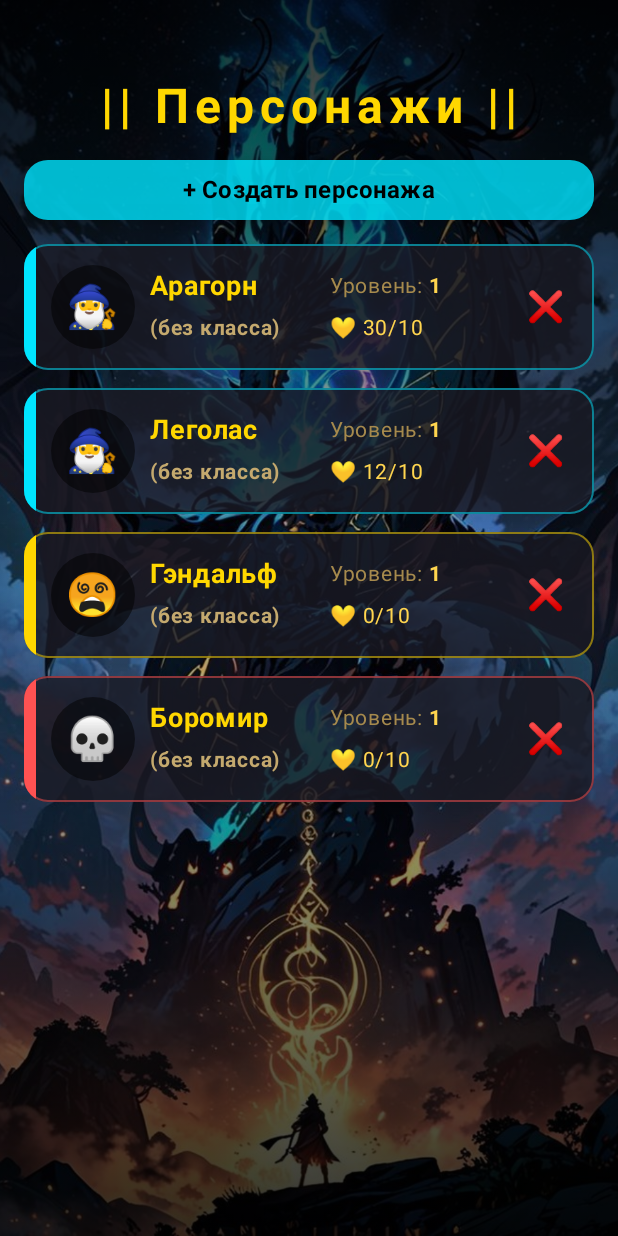
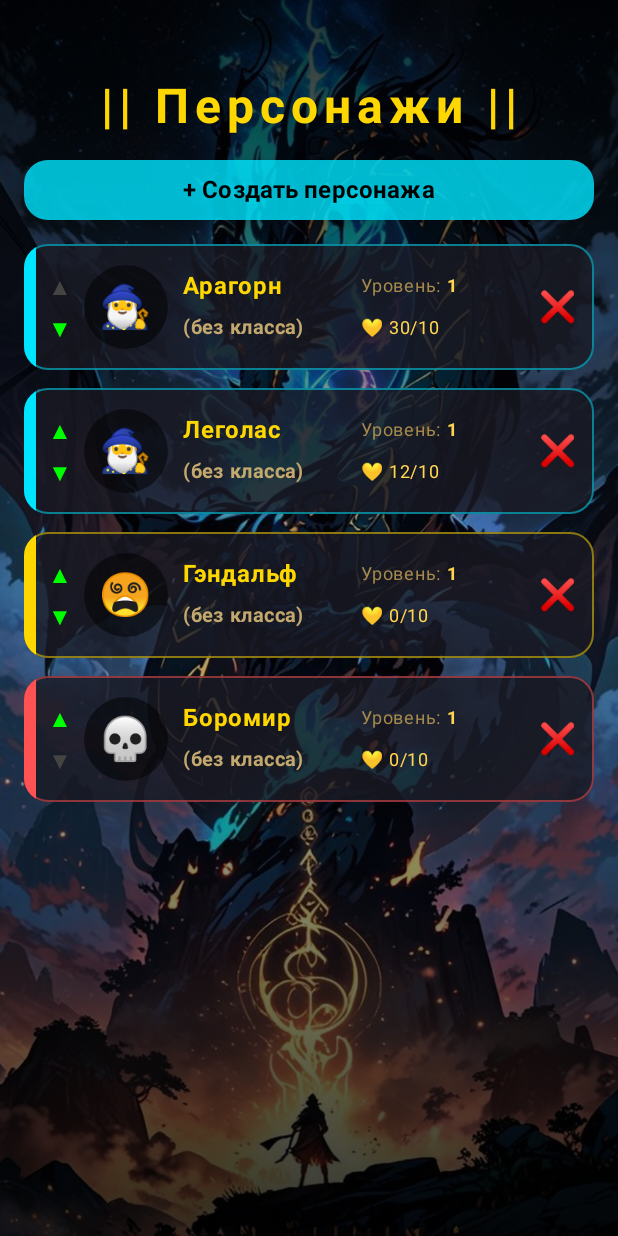
Before and after one commit to kroShot86/DnD_sheet, an Android app built with Jetpack Compose: the @Preview function PreviewMainScreen, on a phone screen of 412 x 824 dp. Run offline under Robolectric (Android 15) with nearby library versions, the phone set to English and light mode, and no system bars; pictures from the network do not load.

Commit message:
Добавил пользовательскую сортировку инвентаря и списка персонажа

```diff
--- a/app/src/main/java/com/example/dnd_sheet/Navigation.kt
+++ b/app/src/main/java/com/example/dnd_sheet/Navigation.kt
@@ -52,7 +52,8 @@ fun AppNavigation(characterViewModel: CharacterViewModel, modifier: Modifier) {
                     characters = characterViewModel.getListCharacters(),
                     onAddCharacter = { characterViewModel.addCharacter() },
                     onCharacterClick = { id -> backStack.add(CharacterScreenRoute(id)) },
-                    onRemoveCharacter = { id -> characterViewModel.removeCharacter(id) }
+                    onRemoveCharacter = { id -> characterViewModel.removeCharacter(id) },
+                    onMoveCharacter = { from, to -> characterViewModel.moveCharacter(from, to) }
                 )
             }
 
@@ -94,6 +95,7 @@ fun AppNavigation(characterViewModel: CharacterViewModel, modifier: Modifier) {
                         updateItem = { item -> characterViewModel.updateItem(route.characterId, item) },
                         removeItem = { itemId -> characterViewModel.removeItem(route.characterId, itemId) },
                         changeCount = { itemId, delta -> characterViewModel.changeItemCount(route.characterId, itemId, delta) },
+                        moveItem = { from, to -> characterViewModel.moveItem(route.characterId, from, to) },
                         toBack = { backStack.removeLastOrNull() }
                     )
                 }
--- a/app/src/main/java/com/example/dnd_sheet/Screens/MainScreen.kt
+++ b/app/src/main/java/com/example/dnd_sheet/Screens/MainScreen.kt
@@ -9,6 +9,7 @@ import androidx.compose.foundation.layout.*
 import androidx.compose.foundation.layout.Arrangement
 import androidx.compose.foundation.lazy.LazyColumn
 import androidx.compose.foundation.lazy.items
+import androidx.compose.foundation.lazy.itemsIndexed
 import androidx.compose.foundation.rememberScrollState
 import androidx.compose.foundation.shape.CircleShape
 import androidx.compose.foundation.shape.RoundedCornerShape
@@ -48,6 +49,7 @@ fun MainScreen(
     onCharacterClick: (Long) -> Unit,
     onAddCharacter: () -> Unit,
     onRemoveCharacter: (Long) -> Unit,
+    onMoveCharacter: (Int, Int) -> Unit
 
 ) {
 
@@ -115,11 +117,19 @@ fun MainScreen(
                 modifier = Modifier.fillMaxSize(),
                 verticalArrangement = Arrangement.spacedBy(12.dp)
             ) {
-                items(characters, key = { it.id }) { character ->
+                itemsIndexed(characters, key = { _, char -> char.id }) { index, character ->
                     CharacterCard(
                         character = character,
                         onClick = { onCharacterClick(character.id) },
-                        onRemove = { characterToDelete = character }
+                        onRemove = { characterToDelete = character },
+                        onMoveUp = {
+                            if (index > 0) onMoveCharacter(index, index - 1)
+                        },
+                        onMoveDown = {
+                            if (index < characters.size - 1) onMoveCharacter(index, index + 1)
+                        },
+                        canMoveUp = index > 0,
+                        canMoveDown = index < characters.size - 1
                     )
                 }
             }
@@ -139,7 +149,11 @@ fun MainScreen(
 fun CharacterCard(
     character: CharacterAttributes,
     onClick: () -> Unit,
-    onRemove: () -> Unit
+    onRemove: () -> Unit,
+    onMoveUp: () -> Unit,
+    onMoveDown: () -> Unit,
+    canMoveUp: Boolean,
+    canMoveDown: Boolean
 ) {
     val stateColor = when (character.currentState) {
         CharState.HEALTHY -> LightningBlue
@@ -172,9 +186,42 @@ fun CharacterCard(
                     .background(stateColor)
             )
 
+            Column(
+                horizontalAlignment = Alignment.CenterHorizontally,
+                verticalArrangement = Arrangement.Center,
+                modifier = Modifier.padding(start = 2.dp)
+            ) {
+                IconButton(
+                    onClick = onMoveUp,
+                    enabled = canMoveUp,
+                    modifier = Modifier.size(28.dp)
+                ) {
+                    Text(
+                        text = "▲",
+                        fontSize = 16.sp,
+                        color = if (canMoveUp) Color.Green else Color.DarkGray
+                    )
+                }
+
+                IconButton(
+                    onClick = onMoveDown,
+                    enabled = canMoveDown,
+                    modifier = Modifier.size(28.dp)
+                ) {
+                    Text(
+                        text = "▼",
+                        fontSize = 16.sp,
+                        color = if (canMoveDown) Color.Green else Color.DarkGray
+                    )
+                }
+            }
+
+
+
+
             Box(
                 modifier = Modifier
-                    .padding(10.dp)
+                    .padding(start = 2.dp, top = 10.dp, end = 10.dp, bottom = 10.dp)
                     .size(56.dp)
                     .clip(CircleShape)
                     .background(Color.Black.copy(alpha = 0.5f)),
@@ -210,7 +257,7 @@ fun CharacterCard(
                 ) {
                     Text(
                         text = character.nickname.ifEmpty { "Инкогнито" },
-                        fontSize = 18.sp,
+                        fontSize = 16.sp,
                         fontWeight = FontWeight.Bold,
                         color = GoldGlow,
                         maxLines = 1
@@ -229,7 +276,7 @@ fun CharacterCard(
                     ) {
                         Text(
                             text = character.characterClass.ifEmpty { "(без класса)" },
-                            fontSize = 14.sp,
+                            fontSize = 13.sp,
                             fontWeight = FontWeight.Bold,
                             color = Color(0xFFC4A96E),
                             maxLines = 1
@@ -240,15 +287,15 @@ fun CharacterCard(
 
             Column(
                 modifier = Modifier
-                    .weight(1f)
-                    .padding(top = 16.dp, bottom = 16.dp, end = 8.dp),
+                    .weight(0.9f)
+                    .padding(top = 16.dp, bottom = 16.dp, end = 5.dp),
                 verticalArrangement = Arrangement.Center
             ) {
                 Row(
                     modifier = Modifier.fillMaxWidth(),
                     verticalAlignment = Alignment.CenterVertically
                 ) {
-                    Text("Уровень: ", fontSize = 14.sp, color = Color(0xFFA68A4D))
+                    Text("Уровень: ", fontSize = 12.sp, color = Color(0xFFA68A4D))
                     Row(
                         modifier = Modifier
                             .weight(1f)
@@ -256,7 +303,7 @@ fun CharacterCard(
                     ) {
                         Text(
                             text = character.level.toString(),
-                            fontSize = 14.sp,
+                            fontSize = 12.sp,
                             color = Color(0xFFFFD54F),
                             fontWeight = FontWeight.Bold,
                             modifier = Modifier.weight(1f)
@@ -274,7 +321,7 @@ fun CharacterCard(
                 ) {
                     Text(
                         text = "\uD83D\uDC9B ${character.currentHp}/${character.maxHp}",
-                        fontSize = 14.sp,
+                        fontSize = 12.sp,
                         color = Color(0xFFFFD54F),
                         maxLines = 1
                     )
@@ -283,7 +330,6 @@ fun CharacterCard(
 
             IconButton(
                 onClick = onRemove,
-                modifier = Modifier.padding(end = 8.dp)
             ) {
                 Text(text = "❌", fontSize = 20.sp)
             }
@@ -304,7 +350,8 @@ fun PreviewMainScreen() {
             ),
             onAddCharacter = {},
             onCharacterClick = {},
-            onRemoveCharacter = {}
+            onRemoveCharacter = {},
+            onMoveCharacter = {_,_ ->}
         )
     }
 }
--- a/app/src/main/java/com/example/dnd_sheet/Screens/SkillsScreen.kt
+++ b/app/src/main/java/com/example/dnd_sheet/Screens/SkillsScreen.kt
@@ -5,6 +5,7 @@ import androidx.compose.foundation.Image
 import androidx.compose.foundation.background
 import androidx.compose.foundation.border
 import androidx.compose.foundation.clickable
+import androidx.compose.foundation.horizontalScroll
 import androidx.compose.foundation.layout.*
 import androidx.compose.foundation.rememberScrollState
 import androidx.compose.foundation.shape.RoundedCornerShape
@@ -395,6 +396,7 @@ fun SkillCard(
             modifier = Modifier
                 .align(Alignment.TopStart)
                 .fillMaxWidth(0.75f)
+                .horizontalScroll(rememberScrollState())
         )
 
         Text(
```
Also changed, not shown: app/src/main/java/com/example/dnd_sheet/CharacterViewModel.kt (+20 -0 lines), app/src/main/java/com/example/dnd_sheet/Screens/InventoryScreen.kt (+42 -8 lines).
